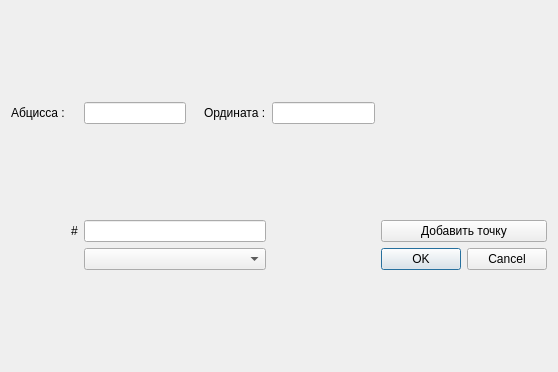
First picture: the form in Actions/AddGraphs/addgraphdialogerased.ui, repository GirvitAlexander/Graph, before the edit.
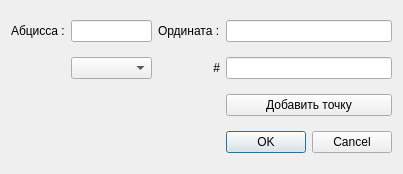
Second picture: the form after the edit.

```diff
--- a/Actions/AddGraphs/addgraphdialogerased.ui
+++ b/Actions/AddGraphs/addgraphdialogerased.ui
@@ -6,35 +6,58 @@
    <rect>
     <x>0</x>
     <y>0</y>
-    <width>558</width>
-    <height>372</height>
+    <width>403</width>
+    <height>174</height>
    </rect>
   </property>
   <property name="windowTitle">
    <string>Новый график</string>
   </property>
   <layout class="QGridLayout" name="gridLayout">
-   <item row="19" column="12" colspan="4">
-    <widget class="QLineEdit" name="colorEdit"/>
-   </item>
-   <item row="17" column="15">
+   <item row="16" column="15">
     <widget class="QLabel" name="label_2">
      <property name="text">
       <string>Ордината :</string>
      </property>
     </widget>
    </item>
-   <item row="19" column="17">
+   <item row="16" column="9">
+    <widget class="QLabel" name="label">
+     <property name="text">
+      <string>Абцисса :</string>
+     </property>
+    </widget>
+   </item>
+   <item row="17" column="15">
+    <widget class="QLabel" name="label_3">
+     <property name="text">
+      <string>#</string>
+     </property>
+     <property name="alignment">
+      <set>Qt::AlignRight|Qt::AlignTrailing|Qt::AlignVCenter</set>
+     </property>
+    </widget>
+   </item>
+   <item row="19" column="16">
     <widget class="QPushButton" name="addPoint">
      <property name="text">
       <string>Добавить точку</string>
      </property>
     </widget>
    </item>
+   <item row="16" column="12">
+    <widget class="QLineEdit" name="ForX"/>
+   </item>
    <item row="17" column="16">
+    <widget class="QLineEdit" name="colorEdit"/>
+   </item>
+   <item row="17" column="12">
+    <widget class="QComboBox" name="comboBox"/>
+   </item>
+   <item row="16" column="16">
     <widget class="QLineEdit" name="ForY"/>
    </item>
-   <item row="20" column="17">
+   <item row="20" column="16">
     <widget class="QDialogButtonBox" name="buttonBox">
      <property name="orientation">
       <enum>Qt::Horizontal</enum>
@@ -44,65 +67,6 @@
      </property>
     </widget>
    </item>
-   <item row="17" column="12">
-    <widget class="QLineEdit" name="ForX"/>
-   </item>
-   <item row="20" column="12" colspan="4">
-    <widget class="QComboBox" name="comboBox"/>
-   </item>
-   <item row="17" column="9">
-    <widget class="QLabel" name="label">
-     <property name="text">
-      <string>Абцисса :</string>
-     </property>
-    </widget>
-   </item>
-   <item row="18" column="12">
-    <spacer name="verticalSpacer">
-     <property name="orientation">
-      <enum>Qt::Vertical</enum>
-     </property>
-     <property name="sizeHint" stdset="0">
-      <size>
-       <width>20</width>
-       <height>40</height>
-      </size>
-     </property>
-    </spacer>
-   </item>
-   <item row="21" column="12">
-    <spacer name="verticalSpacer_2">
-     <property name="orientation">
-      <enum>Qt::Vertical</enum>
-     </property>
-     <property name="sizeHint" stdset="0">
-      <size>
-       <width>20</width>
-       <height>40</height>
-      </size>
-     </property>
-    </spacer>
-   </item>
-   <item row="0" column="12">
-    <spacer name="verticalSpacer_3">
-     <property name="orientation">
-      <enum>Qt::Vertical</enum>
-     </property>
-     <property name="sizeHint" stdset="0">
-      <size>
-       <width>20</width>
-       <height>40</height>
-      </size>
-     </property>
-    </spacer>
-   </item>
-   <item row="19" column="10">
-    <widget class="QLabel" name="label_3">
-     <property name="text">
-      <string>#</string>
-     </property>
-    </widget>
-   </item>
   </layout>
  </widget>
  <tabstops>
```
Left out of the diff: 1 changed line with no effect on the pictures.
